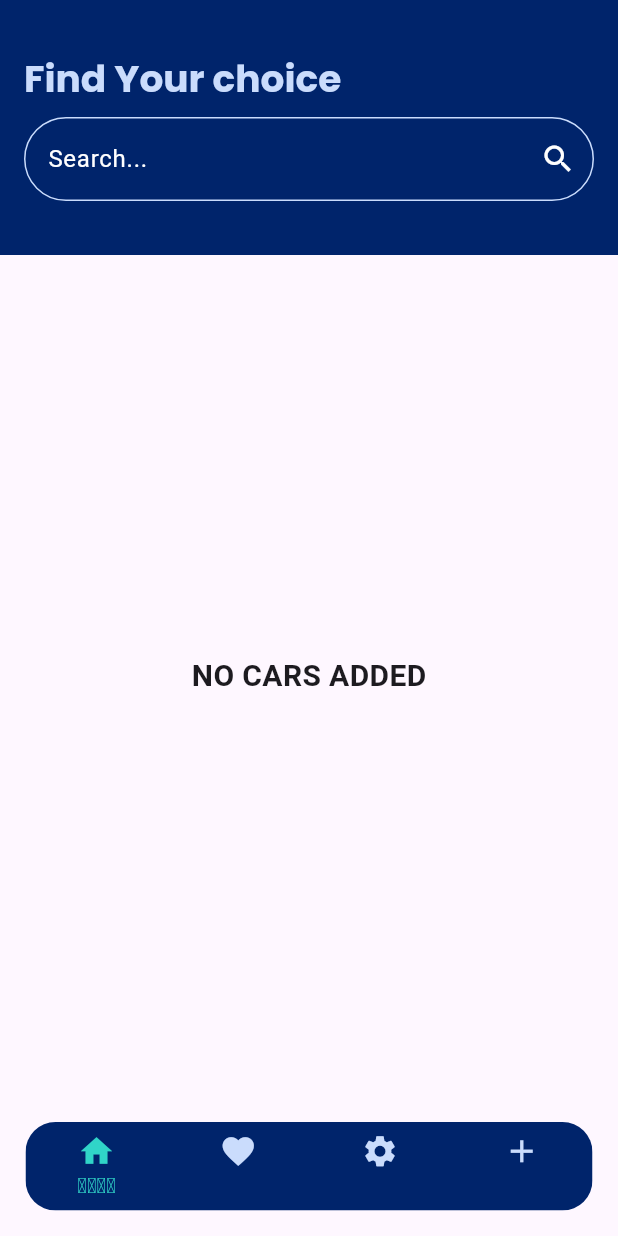
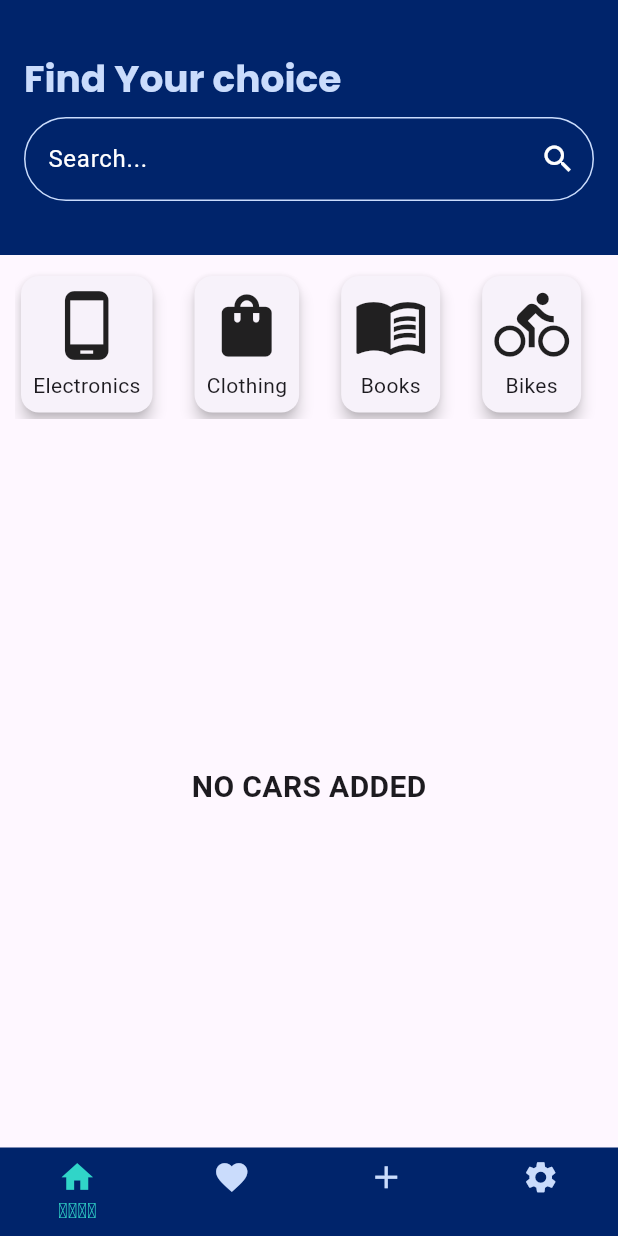
Before and after one commit to mubashirvp7736/Olx_App_firebas, a Flutter app: the screen it shows after launch, on a phone screen of 412 x 824 dp. Run offline on Flutter 3.47's test engine with Material 3 defaults, Android fonts, the phone set to English and light mode, and no system bars; our stand-ins replace cloud_firestore, firebase_auth, firebase_core, firebase_storage, google_fonts, google_sign_in and 2 more; accounts and stored records are empty; Roboto replaces fonts that are missing (Abel).

Commit message:
updated full

```diff
--- a/lib/view/bottom_screen.dart
+++ b/lib/view/bottom_screen.dart
@@ -1,4 +1,3 @@
-
 import 'package:flutter/material.dart';
 import 'package:olxfirebase/controller/bottom_provider.dart';
 import 'package:olxfirebase/view/add_product.dart';
@@ -7,31 +6,28 @@ import 'package:olxfirebase/view/settings_screen.dart';
 import 'package:olxfirebase/view/wishlist_screen.dart';
 import 'package:provider/provider.dart';
 
-// ignore: must_be_immutable
 class BottomScreen extends StatelessWidget {
-  BottomScreen({super.key});
+  BottomScreen({Key});
 
-  List screens = [
-    const HomeScreen(),
-    const WishListScreen(),
-    const SettingScreen(),
-    const AdminAddDataScreen()
+  // List of screens to be displayed
+  final List<Widget> screens = const [
+    HomeScreen(),
+    WishListScreen(),
+    AdminAddDataScreen(),
+    SettingScreen(),
   ];
 
   @override
   Widget build(BuildContext context) {
     return Scaffold(
       body: Consumer<BottomProvider>(
-          builder: (context, value, child) => screens[value.currentIndex]),
-      bottomNavigationBar: Padding(
-        padding: const EdgeInsets.all(17),
-        child: ClipRRect(
-          borderRadius: BorderRadius.circular(20),
-          child: Consumer<BottomProvider>(
+        builder: (context, value, child) => screens[value.currentIndex],
+      ),
+      bottomNavigationBar: Consumer<BottomProvider>(
         builder: (context, value, child) => BottomNavigationBar(
           unselectedFontSize: 0,
           type: BottomNavigationBarType.fixed,
-              onTap: value.onTap,
+          onTap: (index) => value.onTap(index),
           backgroundColor: const Color(0xFF00246B),
           currentIndex: value.currentIndex,
           selectedItemColor: const Color(0xFF30D5C8),
@@ -52,7 +48,14 @@ class BottomScreen extends StatelessWidget {
                 Icons.favorite_outlined,
                 size: 25,
               ),
-                  label: 'ʷᶦˢʰˡᶦˢᵗ',
+              label: 'ʷᶦˢʰˡˢᵗ',
+            ),
+            BottomNavigationBarItem(
+              icon: Icon(
+                Icons.add,
+                size: 25,
+              ),
+              label: 'Add Product',
             ),
             BottomNavigationBarItem(
               icon: Icon(
@@ -61,17 +64,7 @@ class BottomScreen extends StatelessWidget {
               ),
               label: 'ˢᵉᵗᵗᶦⁿᵍˢ',
             ),
-                  BottomNavigationBarItem(
-                  icon: Icon(
-
-                    Icons.add,
-                    size: 25,
-                  ),
-                  label: 'Add Product',
-                ),
           ],
-            ),
-          ),
         ),
       ),
     );
--- a/lib/view/home.dart
+++ b/lib/view/home.dart
@@ -4,6 +4,7 @@ import 'package:olxfirebase/controller/authentication_provider.dart';
 import 'package:olxfirebase/controller/product_provider.dart';
 import 'package:olxfirebase/view/add_product.dart';
 import 'package:olxfirebase/view/product_detail.dart';
+import 'package:olxfirebase/view/widgets/categorycard.dart';
 import 'package:olxfirebase/view/widgets/home_product_details.dart';
 import 'package:olxfirebase/view/widgets/home_widget.dart';
 import 'package:olxfirebase/view/widgets/textstyle_widget.dart';
@@ -47,6 +48,38 @@ class HomeScreen extends StatelessWidget {
         padding: const EdgeInsets.all(10.0),
         child: Column(
           children: [
+         const  SingleChildScrollView(
+                scrollDirection: Axis.horizontal,
+                //padding: ,
+                child:
+                  Wrap(
+              spacing: 20, // Spacing between categories
+              runSpacing: 10, // Spacing between rows of categories
+              children: [
+                CategoryCard(
+                  category: 'Electronics',
+                  icon: Icons.phone_android,
+                ),
+                CategoryCard(
+                  category: 'Clothing',
+                  icon: Icons.shopping_bag,
+                ),
+                CategoryCard(
+                  category: 'Books',
+                 icon: Icons.menu_book,
+                ),
+                 CategoryCard(
+                  category: 'Bikes',
+                  icon: Icons.directions_bike, // Icon for Bikes
+                ),
+                 CategoryCard(
+                  category: 'Kitchen ',
+                  icon: Icons.kitchen, // Icon for Kitchen Things
+                ),
+                // Add more CategoryCard widgets for other categories
+              ],
+            ),
+                ),SizedBox(height:15),
             Expanded(
               child: Consumer<CarProvider>(
                 builder: (context, carValue, child) {
@@ -60,7 +93,7 @@ class HomeScreen extends StatelessWidget {
                         scrollDirection: Axis.vertical,
                         child: Column(
                           children: [
-                             Lottie.asset('assets/no available cars.json'),
+                            // Lottie.asset('assets/no available cars.json'),
                             textPoppins(name: 'SEARCHED CAR IS NOT AVAILABLE')
                           ],
                         ),
--- a/lib/view/widgets/categorycard.dart
+++ b/lib/view/widgets/categorycard.dart
@@ -1,34 +1,34 @@
-// // ignore_for_file: use_key_in_widget_constructors
+// ignore_for_file: use_key_in_widget_constructors
 
-// import 'package:flutter/material.dart';
+import 'package:flutter/material.dart';
 
-// class CategoryCard extends StatelessWidget {
-//   final String category;
-//   final IconData icon;
-//   const CategoryCard({
-//     required this.category,
-//     required this.icon,
-//   });
+class CategoryCard extends StatelessWidget {
+  final String category;
+  final IconData icon;
+  const CategoryCard({
+    required this.category,
+    required this.icon,
+  });
 
-//   @override
-//   Widget build(BuildContext context) {
-//     return GestureDetector(
-//       onTap: () {
-//         // Navigate to the category page when tapped
-//       },
-//       child: Card(
-//         elevation: 4,
-//         child: Padding(
-//           padding: const EdgeInsets.all(8.0),
-//           child: Column(
-//             children: [
-//               Icon(icon, size: 50),
-//               SizedBox(height: 5),
-//               Text(category),
-//             ],
-//           ),
-//         ),
-//       ),
-//     );
-//   }
-// }
+  @override
+  Widget build(BuildContext context) {
+    return GestureDetector(
+      onTap: () {
+        // Navigate to the category page when tapped
+      },
+      child: Card(
+        elevation: 4,
+        child: Padding(
+          padding: const EdgeInsets.all(8.0),
+          child: Column(
+            children: [
+              Icon(icon, size: 50),
+              SizedBox(height: 5),
+              Text(category),
+            ],
+          ),
+        ),
+      ),
+    );
+  }
+}
--- a/lib/view/wishlist_screen.dart
+++ b/lib/view/wishlist_screen.dart
@@ -23,7 +23,7 @@ class WishListScreen extends StatelessWidget {
             children: [
               textPoppins(
                 name: 'wishlist',
-                fontsize: 25,
+                fontsize: 28,
                 fontweight: FontWeight.w600,
               ),
               Consumer<CarProvider>(
@@ -34,8 +34,8 @@ class WishListScreen extends StatelessWidget {
                         const SliverGridDelegateWithFixedCrossAxisCount(
                       crossAxisCount: 2,
                       crossAxisSpacing: 10,
-                      mainAxisSpacing: 10,
-                      childAspectRatio: 0.75,
+                      mainAxisSpacing: 15,
+                      childAspectRatio: 0.7,
                     ),
                     shrinkWrap: true,
                     physics: const NeverScrollableScrollPhysics(),
```
Also changed, not shown: lib/view/add_product.dart (+9 -4 lines), lib/view/widgets/add_home.dart (+0 -23 lines). Lines whose indentation alone changed are shown as unchanged.
